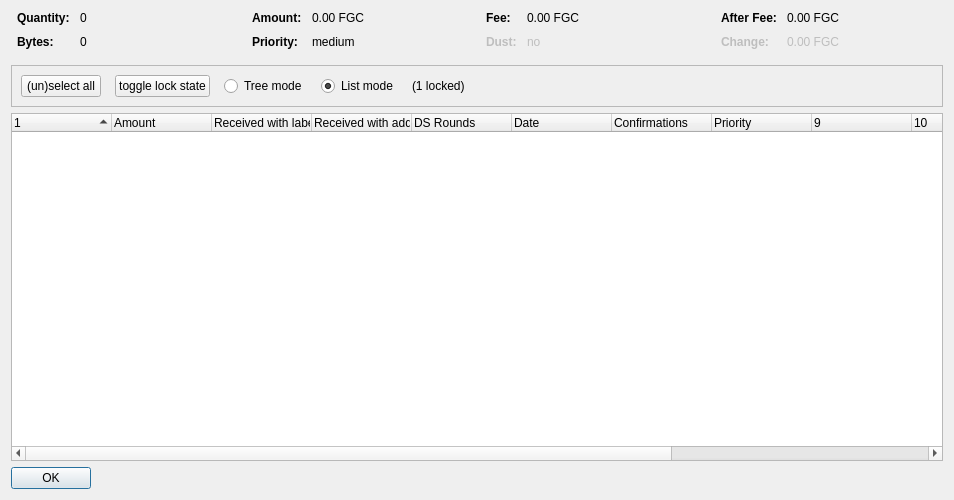
Qt form src/qt/forms/coincontroldialog.ui (FantasyGold/FantasyGold-Core) before a commit.
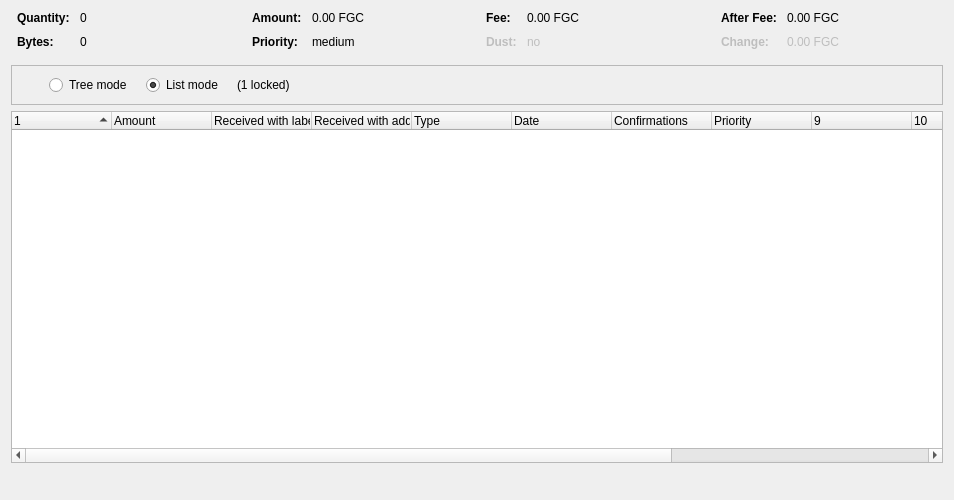
The same form after that commit. Custom widgets are drawn as their Qt base class.

```diff
--- a/src/qt/forms/coincontroldialog.ui
+++ b/src/qt/forms/coincontroldialog.ui
@@ -353,33 +353,33 @@
          <number>14</number>
         </property>
         <item>
-         <widget class="QPushButton" name="pushButtonSelectAll">
+         <widget class="QtMaterialFlatButton" name="pushButtonSelectAll" native="true">
           <property name="sizePolicy">
            <sizepolicy hsizetype="Maximum" vsizetype="Fixed">
             <horstretch>0</horstretch>
             <verstretch>0</verstretch>
            </sizepolicy>
           </property>
-          <property name="text">
+          <property name="text" stdset="0">
            <string>(un)select all</string>
           </property>
-          <property name="autoDefault">
+          <property name="autoDefault" stdset="0">
            <bool>false</bool>
           </property>
          </widget>
         </item>
         <item>
-         <widget class="QPushButton" name="pushButtonToggleLock">
+         <widget class="QtMaterialFlatButton" name="pushButtonToggleLock" native="true">
           <property name="sizePolicy">
            <sizepolicy hsizetype="Maximum" vsizetype="Fixed">
             <horstretch>0</horstretch>
             <verstretch>0</verstretch>
            </sizepolicy>
           </property>
-          <property name="text">
+          <property name="text" stdset="0">
            <string>toggle lock state</string>
           </property>
-          <property name="autoDefault">
+          <property name="autoDefault" stdset="0">
            <bool>false</bool>
           </property>
          </widget>
@@ -477,11 +477,11 @@
      </column>
      <column>
       <property name="text">
-       <string>DS Rounds</string>
+	<string>Type</string>
       </property>
      </column>
      <column>
-      <property name="text">
+      <property name="text">	 
        <string>Date</string>
       </property>
      </column>
@@ -526,20 +526,37 @@
     </widget>
    </item>
    <item>
-    <widget class="QDialogButtonBox" name="buttonBox">
+    <layout class="QHBoxLayout" name="horizontalLayout_2">
+     <item>
+      <spacer name="horizontalSpacer_2">
+       <property name="orientation">
+        <enum>Qt::Horizontal</enum>
+       </property>
+       <property name="sizeType">
+        <enum>QSizePolicy::Expanding</enum>
+       </property>
+       <property name="sizeHint" stdset="0">
+        <size>
+         <width>40</width>
+         <height>20</height>
+        </size>
+       </property>
+      </spacer>
+     </item>
+     <item>
+      <widget class="QtMaterialFlatButton" name="selectButton" native="true">
      <property name="sizePolicy">
-      <sizepolicy hsizetype="Maximum" vsizetype="Fixed">
+        <sizepolicy hsizetype="Preferred" vsizetype="Preferred">
        <horstretch>0</horstretch>
        <verstretch>0</verstretch>
       </sizepolicy>
      </property>
-     <property name="orientation">
-      <enum>Qt::Horizontal</enum>
-     </property>
-     <property name="standardButtons">
-      <set>QDialogButtonBox::Ok</set>
-     </property>
-    </widget>
+	    <property name="text" stdset="0">
+        <string>OK</string>
+       </property>
+      </widget>
+     </item>
+    </layout>
    </item>
   </layout>
  </widget>
@@ -549,6 +566,11 @@
    <extends>QTreeWidget</extends>
    <header>coincontroltreewidget.h</header>
   </customwidget>
+  <customwidget>
+   <class>QtMaterialFlatButton</class>
+   <extends>QWidget</extends>
+   <header>qtmaterialflatbutton.h</header>
+  </customwidget>
  </customwidgets>
  <resources/>
  <connections/>
```
Lines whose indentation alone changed are shown as unchanged.
